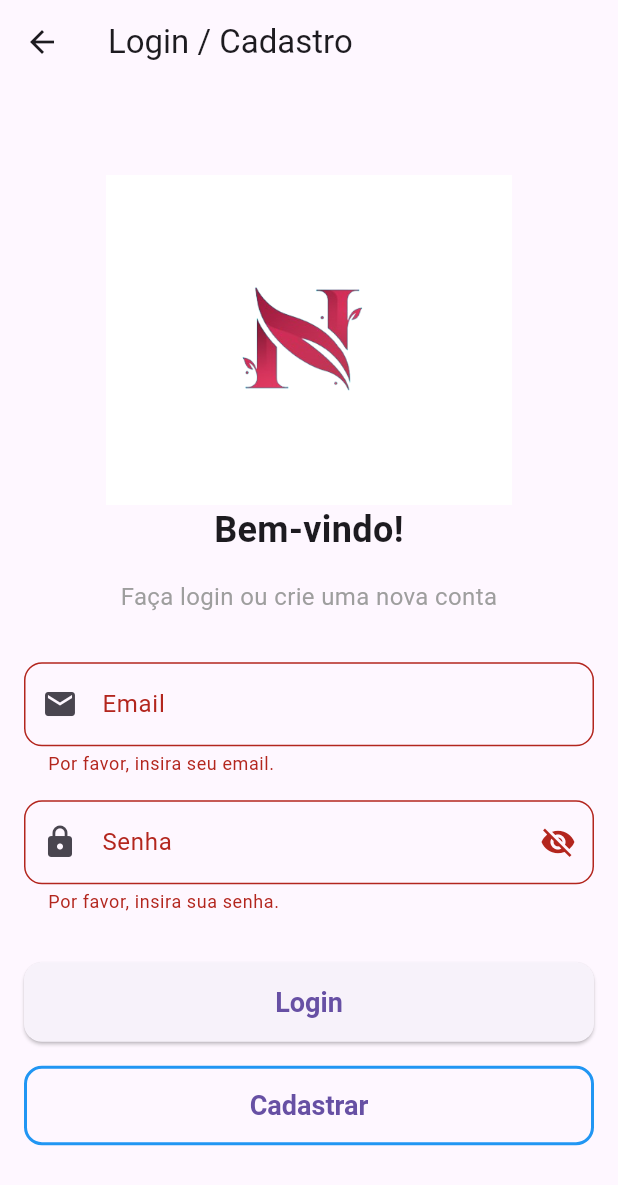
After one commit to Imakkill/nutri, a Flutter app: the LoginScreen screen opened directly, after a tap on "Login", on a phone screen of 412 x 824 dp. The commit adds this screen. Shown: the top 1185 px of the screen. Run offline on Flutter 3.47's test engine with Material 3 defaults, Android fonts, the phone set to English and light mode, and no system bars; our stand-ins replace firebase_auth, firebase_core; accounts and stored records are empty.

Commit message:
arrumar registro

```diff
--- a/lib/main.dart
+++ b/lib/main.dart
@@ -1,6 +1,6 @@
 import 'package:flutter/material.dart';
 import 'package:firebase_core/firebase_core.dart';
-import 'firebase_options.dart';
+import 'config/firebase_options.dart';
 import 'package:nutriplus/screens/home/home_screen.dart';
 
 void main() async {
--- /dev/null
+++ b/lib/services/auth_service.dart
@@ -0,0 +1,9 @@
+import 'package:firebase_auth/firebase_auth.dart';
+
+class AuthService {
+  final FirebaseAuth _auth = FirebaseAuth.instance;
+
+  Future<void> signIn(String email, String password) async {
+    await _auth.signInWithEmailAndPassword(email: email, password: password);
+  }
+}
--- /dev/null
+++ b/lib/widgets/login_form.dart
@@ -0,0 +1,153 @@
+import 'package:flutter/material.dart';
+
+class LoginForm extends StatefulWidget {
+  final Function(String, String) onSubmit;
+
+  const LoginForm({required this.onSubmit, super.key});
+
+  @override
+  _LoginFormState createState() => _LoginFormState();
+}
+
+class _LoginFormState extends State<LoginForm> {
+  final _formKey = GlobalKey<FormState>();
+  final _emailController = TextEditingController();
+  final _passwordController = TextEditingController();
+  bool _isPasswordVisible = false;
+
+  @override
+  void dispose() {
+    _emailController.dispose();
+    _passwordController.dispose();
+    super.dispose();
+  }
+
+  void _submit() {
+    if (_formKey.currentState?.validate() ?? false) {
+      widget.onSubmit(_emailController.text, _passwordController.text);
+    }
+  }
+
+  @override
+  Widget build(BuildContext context) {
+    return Form(
+      key: _formKey,
+      child: Column(
+        mainAxisAlignment: MainAxisAlignment.center,
+        crossAxisAlignment: CrossAxisAlignment.stretch,
+        children: [
+          Image.asset(
+            'assets/images/logo.png',
+            width: 220,
+            height: 220,
+          ),
+          const Text(
+            'Bem-vindo!',
+            textAlign: TextAlign.center,
+            style: TextStyle(
+              fontSize: 24,
+              fontWeight: FontWeight.bold,
+            ),
+          ),
+          const SizedBox(height: 16.0),
+          const Text(
+            'Faça login ou crie uma nova conta',
+            textAlign: TextAlign.center,
+            style: TextStyle(
+              fontSize: 16,
+              color: Colors.grey,
+            ),
+          ),
+          const SizedBox(height: 32.0),
+          TextFormField(
+            controller: _emailController,
+            decoration: InputDecoration(
+              labelText: 'Email',
+              border: OutlineInputBorder(
+                borderRadius: BorderRadius.circular(12.0),
+              ),
+              prefixIcon: const Icon(Icons.email),
+            ),
+            keyboardType: TextInputType.emailAddress,
+            validator: (value) {
+              if (value == null || value.isEmpty) {
+                return 'Por favor, insira seu email.';
+              }
+              if (!RegExp(r'^[^@]+@[^@]+\.[^@]+').hasMatch(value)) {
+                return 'Por favor, insira um email válido.';
+              }
+              return null;
+            },
+          ),
+          const SizedBox(height: 16.0),
+          TextFormField(
+            controller: _passwordController,
+            decoration: InputDecoration(
+              labelText: 'Senha',
+              border: OutlineInputBorder(
+                borderRadius: BorderRadius.circular(12.0),
+              ),
+              prefixIcon: const Icon(Icons.lock),
+              suffixIcon: IconButton(
+                icon: Icon(
+                  _isPasswordVisible ? Icons.visibility : Icons.visibility_off,
+                ),
+                onPressed: () {
+                  setState(() {
+                    _isPasswordVisible = !_isPasswordVisible;
+                  });
+                },
+              ),
+            ),
+            obscureText: !_isPasswordVisible,
+            validator: (value) {
+              if (value == null || value.isEmpty) {
+                return 'Por favor, insira sua senha.';
+              }
+              if (value.length < 6) {
+                return 'A senha deve ter pelo menos 6 caracteres.';
+              }
+              return null;
+            },
+          ),
+          const SizedBox(height: 32.0),
+          ElevatedButton(
+            onPressed: _submit,
+            style: ElevatedButton.styleFrom(
+              padding: const EdgeInsets.symmetric(vertical: 16.0),
+              shape: RoundedRectangleBorder(
+                borderRadius: BorderRadius.circular(12.0),
+              ),
+              textStyle: const TextStyle(
+                fontSize: 18,
+                fontWeight: FontWeight.bold,
+              ),
+            ),
+            child: const Text('Login'),
+          ),
+          const SizedBox(height: 16.0),
+          OutlinedButton(
+            onPressed: () {
+              Navigator.pushNamed(context, '/register');
+            },
+            style: OutlinedButton.styleFrom(
+              padding: const EdgeInsets.symmetric(vertical: 16.0),
+              shape: RoundedRectangleBorder(
+                borderRadius: BorderRadius.circular(12.0),
+              ),
+              side: const BorderSide(
+                color: Colors.blue,
+                width: 2,
+              ),
+              textStyle: const TextStyle(
+                fontSize: 18,
+                fontWeight: FontWeight.bold,
+              ),
+            ),
+            child: const Text('Cadastrar'),
+          ),
+        ],
+      ),
+    );
+  }
+}
```
Also changed, not shown: lib/screens/auth/login_screen.dart (+18 -159 lines), lib/screens/auth/register_page.dart (added, +51 -0 lines), lib/config/firebase_options.dart (renamed from lib/firebase_options.dart), 1 other file.
